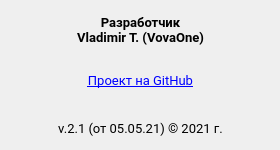
Old version of the form ui/About.ui in the repository VovaOneReal/OrthoepicTrainer.
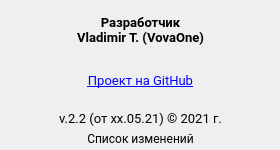
New version of the form. Icons and pictures are not drawn.

```diff
--- a/ui/About.ui
+++ b/ui/About.ui
@@ -78,7 +78,7 @@
    <property name="geometry">
     <rect>
      <x>50</x>
-     <y>120</y>
+     <y>110</y>
      <width>181</width>
      <height>16</height>
     </rect>
@@ -90,7 +90,29 @@
     </font>
    </property>
    <property name="text">
-    <string>v.2.1 (от 05.05.21) © 2021 г.</string>
+    <string>v.2.2 (от xx.05.21) © 2021 г.</string>
+   </property>
+   <property name="alignment">
+    <set>Qt::AlignCenter</set>
+   </property>
+  </widget>
+  <widget class="QLabel" name="l_changelog">
+   <property name="geometry">
+    <rect>
+     <x>80</x>
+     <y>130</y>
+     <width>121</width>
+     <height>16</height>
+    </rect>
+   </property>
+   <property name="font">
+    <font>
+     <family>Roboto</family>
+     <pointsize>9</pointsize>
+    </font>
+   </property>
+   <property name="text">
+    <string>Список изменений</string>
    </property>
    <property name="alignment">
     <set>Qt::AlignCenter</set>
```
Left out of the diff: 6 changed lines with no effect on the pictures.
